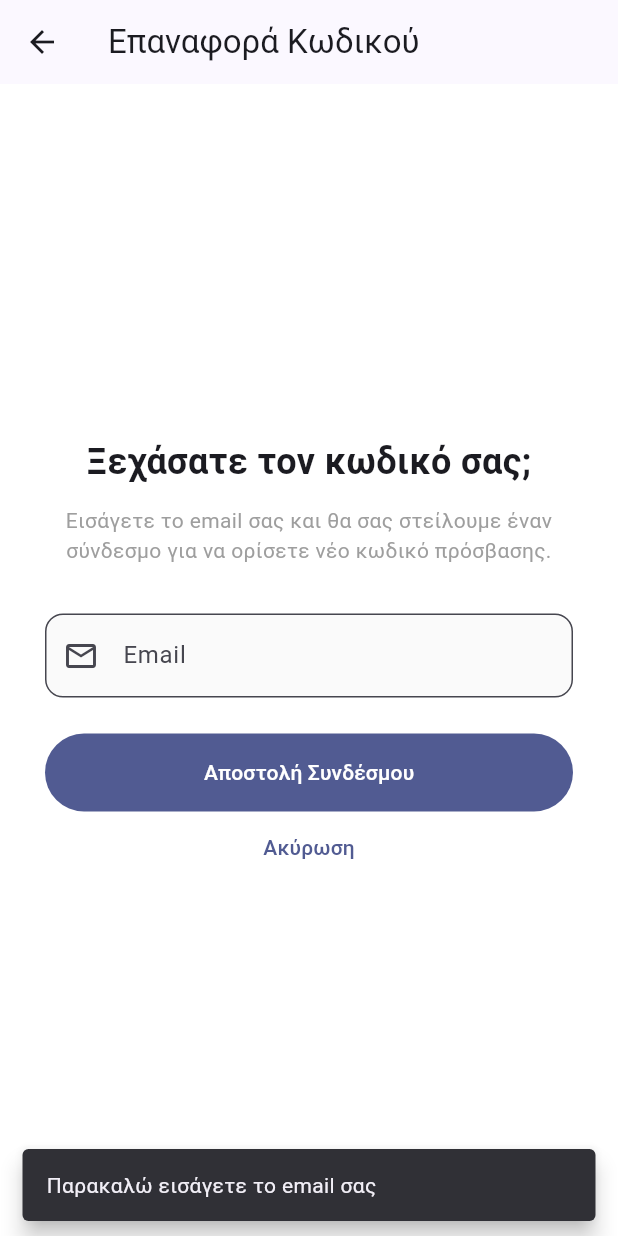
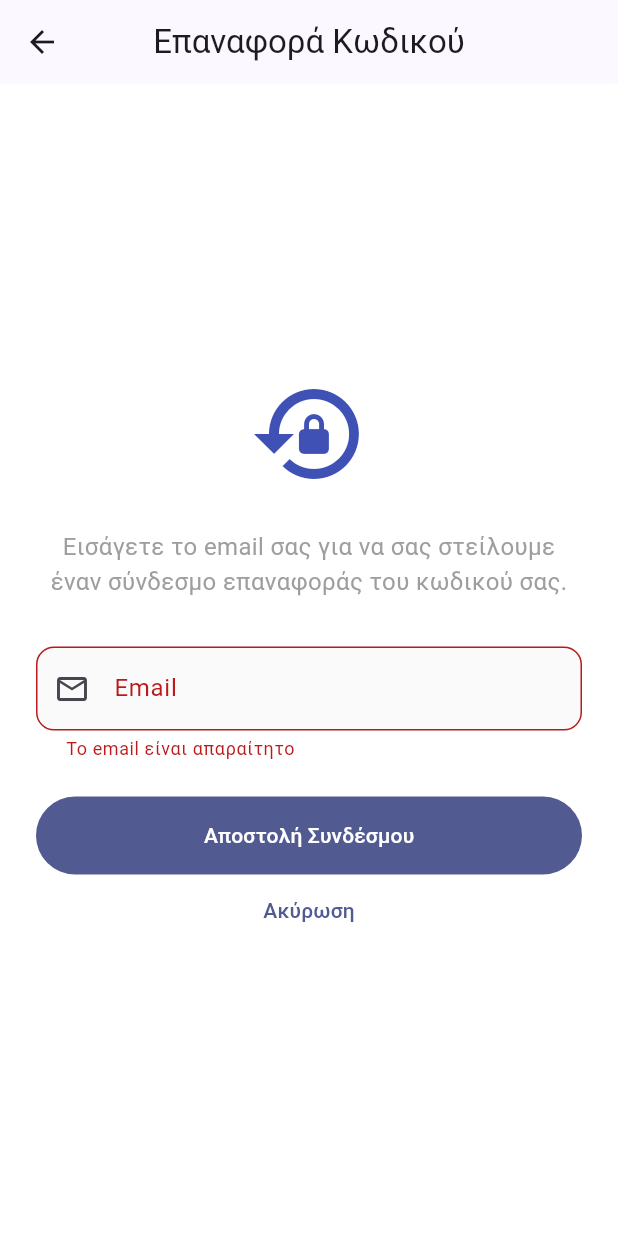
Before and after one commit to Damianzoub/Appointly, a Flutter app: the ForgotPasswordPage screen opened directly, after a tap on "Αποστολή Συνδέσμου", on a phone screen of 412 x 824 dp. Run offline on Flutter 3.47's test engine with Material 3 defaults, Android fonts, the light colour scheme and no system bars; our stand-ins replace cloud_firestore, firebase_auth, firebase_core, shared_preferences; accounts and stored records are empty.

Commit message:
Υλοποιηση του forgot_password και μικροαλλαγες γενικα

```diff
--- a/appointly/lib/app/forgot_password_page.dart
+++ b/appointly/lib/app/forgot_password_page.dart
@@ -1,6 +1,5 @@
-import 'package:appointly/app.dart';
 import 'package:flutter/material.dart';
-import 'package:firebase_auth/firebase_auth.dart'; // Αλλαγή: Firebase αντί για Supabase
+import 'package:firebase_auth/firebase_auth.dart';
 
 class ForgotPasswordPage extends StatefulWidget {
   static const route = "/forgot";
@@ -12,6 +11,7 @@ class ForgotPasswordPage extends StatefulWidget {
 
 class _ForgotPasswordPageState extends State<ForgotPasswordPage> {
   final _emailController = TextEditingController();
+  final _formKey = GlobalKey<FormState>(); // Προσθήκη FormKey για validation
   bool _isLoading = false;
   bool _emailSent = false;
 
@@ -21,25 +21,44 @@ class _ForgotPasswordPageState extends State<ForgotPasswordPage> {
     super.dispose();
   }
 
+  // Μέθοδος εμφάνισης μηνυμάτων (SnackBar)
+  void _showMsg(String msg, {bool isError = true}) {
+    if (!mounted) return;
+    ScaffoldMessenger.of(context).showSnackBar(
+      SnackBar(
+        content: Text(msg),
+        backgroundColor: isError ? Colors.red : Colors.green,
+        behavior: SnackBarBehavior.floating,
+      ),
+    );
+  }
+
   Future<void> _handleResetPassword() async {
+    // 1. Έλεγχος εγκυρότητας φόρμας
+    if (!_formKey.currentState!.validate()) return;
+
     final email = _emailController.text.trim();
-
-    if (email.isEmpty) {
-      _showMsg("Παρακαλώ εισάγετε το email σας");
-      return;
-    }
-
     setState(() => _isLoading = true);
 
     try {
-      // Χρήση Firebase Auth για αποστολή email επαναφοράς
+      // 2. Αποστολή email μέσω Firebase
       await FirebaseAuth.instance.sendPasswordResetEmail(email: email);
 
-      setState(() => _emailSent = true);
-      _showMsg("Ο σύνδεσμος επαναφοράς στάλθηκε στο email σας!");
+      if (mounted) {
+        setState(() => _emailSent = true);
+        _showMsg("Ο σύνδεσμος επαναφοράς στάλθηκε!", isError: false);
+      }
     } on FirebaseAuthException catch (e) {
-      // Διαχείριση λαθών Firebase (π.χ. λάθος format email)
-      _showMsg(e.message ?? "Παρουσιάστηκε σφάλμα");
+      // 3. Εξειδικευμένη διαχείριση σφαλμάτων Firebase
+      String errorMessage = "Παρουσιάστηκε σφάλμα";
+      if (e.code == 'user-not-found') {
+        errorMessage = "Δεν βρέθηκε χρήστης με αυτό το email.";
+      } else if (e.code == 'invalid-email') {
+        errorMessage = "Η διεύθυνση email δεν είναι έγκυρη.";
+      } else if (e.code == 'too-many-requests') {
+        errorMessage = "Πολλά αιτήματα. Δοκιμάστε ξανά αργότερα.";
+      }
+      _showMsg(errorMessage);
     } catch (e) {
       _showMsg("Κάτι πήγε στραβά. Δοκιμάστε ξανά.");
     } finally {
@@ -47,44 +66,44 @@ class _ForgotPasswordPageState extends State<ForgotPasswordPage> {
     }
   }
 
-  void _showMsg(String msg) {
-    if (!mounted) return;
-    ScaffoldMessenger.of(context).showSnackBar(
-      SnackBar(content: Text(msg), behavior: SnackBarBehavior.floating),
-    );
-  }
-
   @override
   Widget build(BuildContext context) {
     return Scaffold(
-      appBar: AppBar(title: const Text("Επαναφορά Κωδικού")),
-      body: Center(
-        child: ConstrainedBox(
-          constraints: const BoxConstraints(maxWidth: 400),
-          child: ListView(
-            padding: const EdgeInsets.all(24),
-            shrinkWrap: true,
+      appBar: AppBar(title: const Text("Επαναφορά Κωδικού"), centerTitle: true),
+      body: Padding(
+        padding: const EdgeInsets.all(24.0),
+        child: Form(
+          key: _formKey, // Σύνδεση με το FormKey
+          child: Column(
+            mainAxisAlignment: MainAxisAlignment.center,
             children: [
               if (!_emailSent) ...[
+                const Icon(Icons.lock_reset, size: 80, color: Colors.indigo),
+                const SizedBox(height: 24),
                 const Text(
-                  "Ξεχάσατε τον κωδικό σας;",
-                  style: TextStyle(fontSize: 24, fontWeight: FontWeight.bold),
+                  "Εισάγετε το email σας για να σας στείλουμε έναν σύνδεσμο επαναφοράς του κωδικού σας.",
                   textAlign: TextAlign.center,
-                ),
-                const SizedBox(height: 12),
-                const Text(
-                  "Εισάγετε το email σας και θα σας στείλουμε έναν σύνδεσμο για να ορίσετε νέο κωδικό πρόσβασης.",
-                  textAlign: TextAlign.center,
-                  style: TextStyle(color: Colors.grey),
+                  style: TextStyle(fontSize: 16, color: Colors.grey),
                 ),
                 const SizedBox(height: 32),
-                TextField(
+                TextFormField(
                   controller: _emailController,
                   keyboardType: TextInputType.emailAddress,
                   decoration: const InputDecoration(
                     labelText: "Email",
                     prefixIcon: Icon(Icons.email_outlined),
                   ),
+                  // Validation για κενό πεδίο και σωστό format
+                  validator: (value) {
+                    if (value == null || value.isEmpty)
+                      return "Το email είναι απαραίτητο";
+                    if (!RegExp(
+                      r'^[\w-\.]+@([\w-]+\.)+[\w-]{2,4}$',
+                    ).hasMatch(value)) {
+                      return "Εισάγετε ένα έγκυρο email";
+                    }
+                    return null;
+                  },
                 ),
                 const SizedBox(height: 24),
                 SizedBox(
@@ -105,21 +124,25 @@ class _ForgotPasswordPageState extends State<ForgotPasswordPage> {
                   ),
                 ),
               ] else ...[
+                // UI Επιτυχίας
                 const Icon(
                   Icons.check_circle_outline,
                   color: Colors.green,
-                  size: 60,
+                  size: 80,
                 ),
-                const SizedBox(height: 16),
+                const SizedBox(height: 24),
                 const Text(
                   "Ελέγξτε τα εισερχόμενά σας!\nΑκολουθήστε τον σύνδεσμο στο email για να αλλάξετε τον κωδικό σας.",
                   textAlign: TextAlign.center,
-                  style: TextStyle(fontSize: 16, fontWeight: FontWeight.w500),
+                  style: TextStyle(fontSize: 18, fontWeight: FontWeight.w500),
                 ),
-                const SizedBox(height: 32),
-                TextButton(
-                  onPressed: () => Navigator.pop(context),
-                  child: const Text("Επιστροφή στη σύνδεση"),
+                const SizedBox(height: 40),
+                SizedBox(
+                  width: double.infinity,
+                  child: OutlinedButton(
+                    onPressed: () => Navigator.pop(context),
+                    child: const Text("Επιστροφή στη σύνδεση"),
+                  ),
                 ),
               ],
               if (!_emailSent)
--- a/appointly/lib/app/signup_page.dart
+++ b/appointly/lib/app/signup_page.dart
@@ -1,5 +1,4 @@
 import 'package:appointly/app.dart';
-import 'package:appointly/app/login_page.dart';
 import 'package:flutter/material.dart';
 import 'package:intl/intl.dart';
 import 'package:firebase_auth/firebase_auth.dart';
--- a/appointly/lib/features/profile/ui/profile_page.dart
+++ b/appointly/lib/features/profile/ui/profile_page.dart
@@ -70,6 +70,7 @@ class _ProfilePageState extends State<ProfilePage> {
     final user = _firebaseAuth.currentUser;
     if (user == null) return;
 
+    // Προσθήκη προ-συμπλήρωσης για Όνομα και Επίθετο
     final nameCtrl = TextEditingController(
       text: _profileData?['firstName'] ?? _profileData?['name'] ?? "",
     );
@@ -82,10 +83,11 @@ class _ProfilePageState extends State<ProfilePage> {
 
     DateTime? selectedDob;
     var rawDob = _profileData?['dob'];
-    if (rawDob is Timestamp)
+    if (rawDob is Timestamp) {
       selectedDob = rawDob.toDate();
-    else if (rawDob is String)
+    } else if (rawDob is String) {
       selectedDob = DateTime.tryParse(rawDob);
+    }
 
     await showDialog(
       context: context,
@@ -144,8 +146,9 @@ class _ProfilePageState extends State<ProfilePage> {
                       firstDate: DateTime(1920),
                       lastDate: DateTime.now(),
                     );
-                    if (picked != null)
+                    if (picked != null) {
                       setDialogState(() => selectedDob = picked);
+                    }
                   },
                 ),
               ],
@@ -166,9 +169,11 @@ class _ProfilePageState extends State<ProfilePage> {
                       ? Timestamp.fromDate(selectedDob!)
                       : rawDob,
                 }, SetOptions(merge: true));
+
                 await user.updateDisplayName(
                   "${nameCtrl.text.trim()} ${lastNameCtrl.text.trim()}",
                 );
+
                 if (mounted) Navigator.pop(ctx);
                 _fetchProfile();
               },
@@ -216,11 +221,8 @@ class _ProfilePageState extends State<ProfilePage> {
           : ListView(
               padding: const EdgeInsets.symmetric(horizontal: 20, vertical: 24),
               children: [
-                // Header Profile Section
                 Center(
-                  child: Stack(
-                    children: [
-                      Container(
+                  child: Container(
                     decoration: BoxDecoration(
                       shape: BoxShape.circle,
                       border: Border.all(
@@ -237,8 +239,6 @@ class _ProfilePageState extends State<ProfilePage> {
                         color: Colors.indigo,
                       ),
                     ),
-                      ),
-                    ],
                   ),
                 ),
                 const SizedBox(height: 16),
```
Lines whose indentation alone changed are shown as unchanged.
